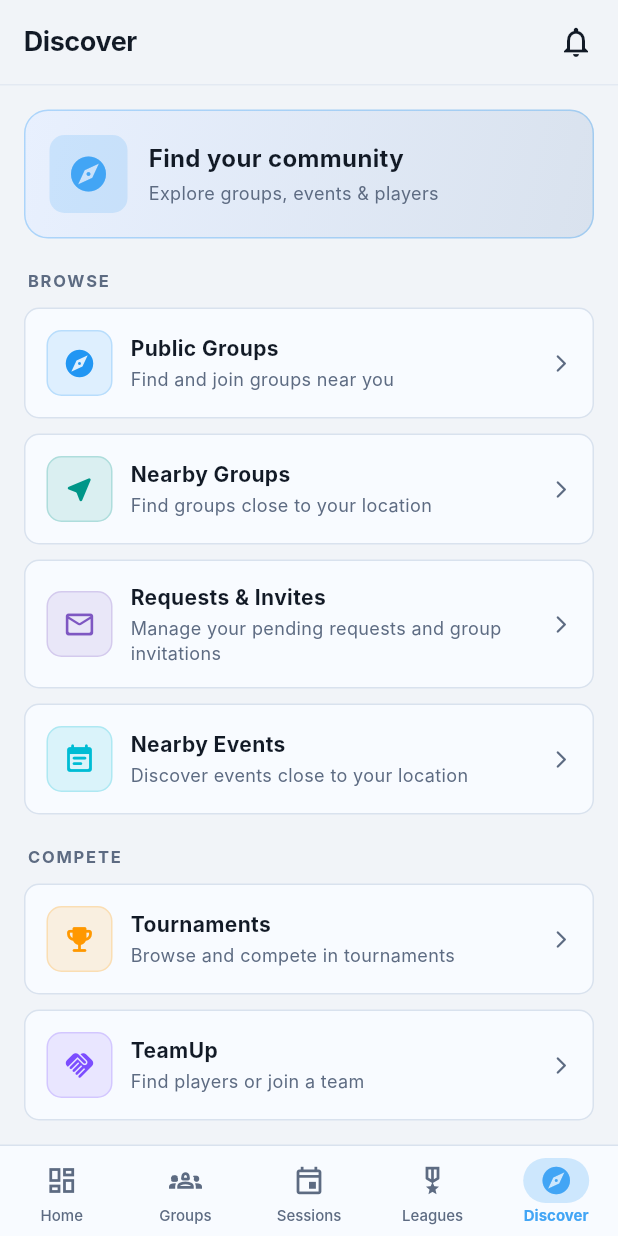
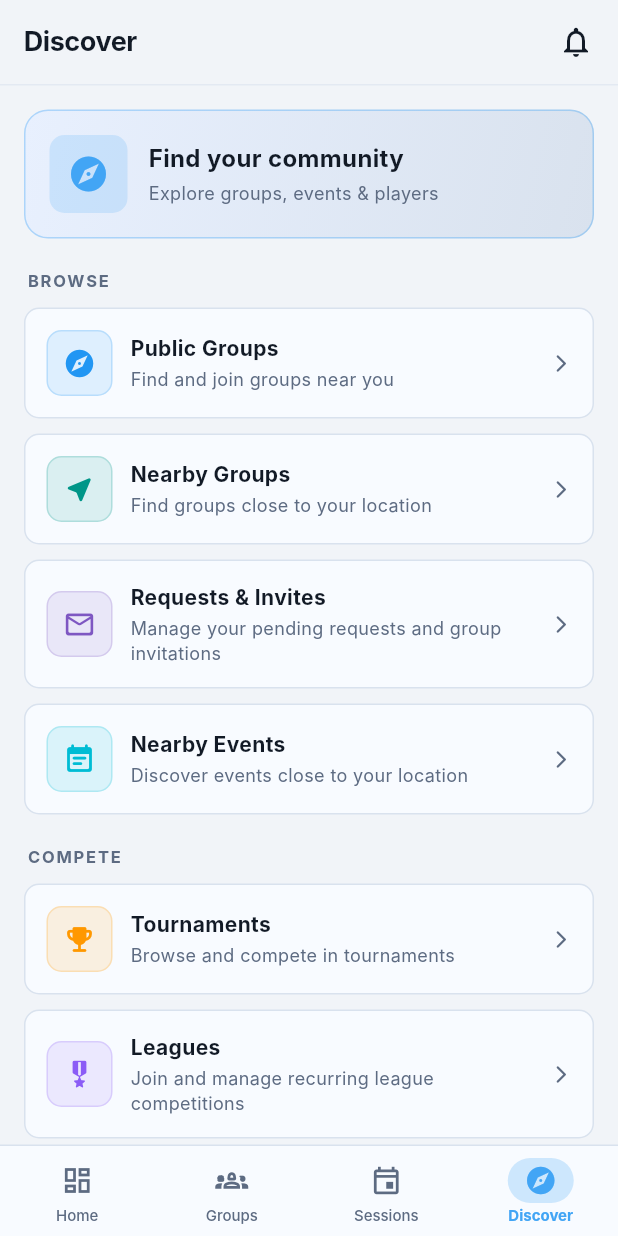
Before and after one commit to zipthezap/Teamly, a Flutter app: the DiscoverPage screen opened by its route, on a phone screen of 412 x 824 dp. Run offline on Flutter 3.47's test engine with Material 3 defaults, Android fonts, the phone set to English and light mode, and no system bars; our stand-ins replace dio, equatable, firebase_core, firebase_messaging, flutter_riverpod, flutter_secure_storage and 4 more; missing offline and left inert: flutter_app_badger; accounts and stored records are empty; network calls fail; Roboto replaces fonts that are missing (Inter).

Commit message:
feat: move leagues to discover page alongside tournaments
- Remove Leagues tab from bottom nav (revert to 4-tab nav)
- Revert discover_page currentIndex back to 3
- Revert leagues_page to bare Scaffold (push-navigated screen)
- Add Leagues card in Discover > Compete section next to Tournaments

Agent-Logs-Url: https://github.com/zipthezap/Teamly/sessions/242fdac7-1f67-4bea-99d4-c1a9616a6a57

Co-authored-by: zipthezap <51761473+zipthezap@users.noreply.github.com>

```diff
--- a/src/mobile/lib/features/discover/presentation/discover_page.dart
+++ b/src/mobile/lib/features/discover/presentation/discover_page.dart
@@ -19,7 +19,7 @@ class DiscoverPage extends StatelessWidget {
 
     return MobileShell(
       title: 'Discover',
-      currentIndex: 4,
+      currentIndex: 3,
       child: ListView(
         padding: const EdgeInsets.fromLTRB(16, 16, 16, 24),
         children: [
@@ -115,6 +115,14 @@ class DiscoverPage extends StatelessWidget {
             subtitle: 'Browse and compete in tournaments',
             iconColor: const Color(0xFFFF9800),
             onTap: () => context.push('/tournaments'),
+          ),
+          const SizedBox(height: 10),
+          _DiscoverCard(
+            icon: Icons.military_tech_rounded,
+            title: 'Leagues',
+            subtitle: 'Join and manage recurring league competitions',
+            iconColor: const Color(0xFF8B5CF6),
+            onTap: () => context.push('/leagues'),
           ),
           const SizedBox(height: 10),
           _DiscoverCard(
--- a/src/mobile/lib/shared/widgets/mobile_shell.dart
+++ b/src/mobile/lib/shared/widgets/mobile_shell.dart
@@ -37,9 +37,6 @@ class MobileShell extends ConsumerWidget {
         context.go('/sessions');
         return;
       case 3:
-        context.go('/leagues');
-        return;
-      case 4:
         context.go('/discover');
         return;
       default:
@@ -153,18 +150,11 @@ class _BottomNav extends StatelessWidget {
                 onTap: () => onTap(2),
               ),
               _NavItem(
-                icon: Icons.military_tech_outlined,
-                selectedIcon: Icons.military_tech_rounded,
-                label: 'Leagues',
-                selected: currentIndex == 3,
-                onTap: () => onTap(3),
-              ),
-              _NavItem(
                 icon: Icons.explore_outlined,
                 selectedIcon: Icons.explore_rounded,
                 label: 'Discover',
-                selected: currentIndex == 4,
-                onTap: () => onTap(4),
+                selected: currentIndex == 3,
+                onTap: () => onTap(3),
               ),
             ],
           ),
```
Also changed, not shown: src/mobile/lib/features/leagues/presentation/leagues_page.dart (+9 -5 lines).
